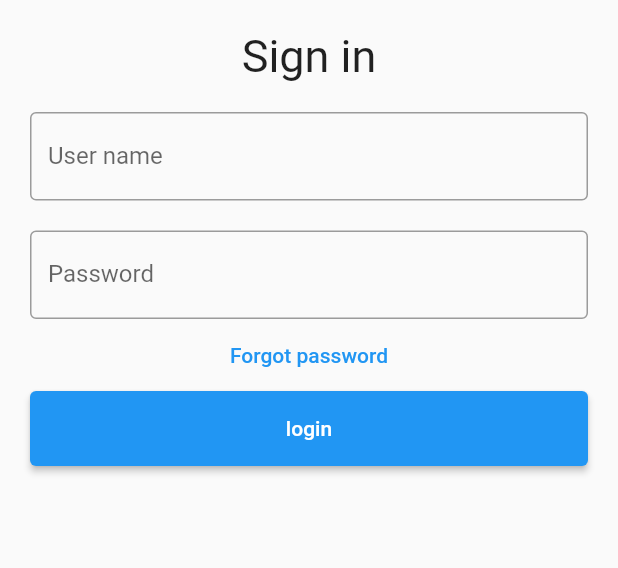
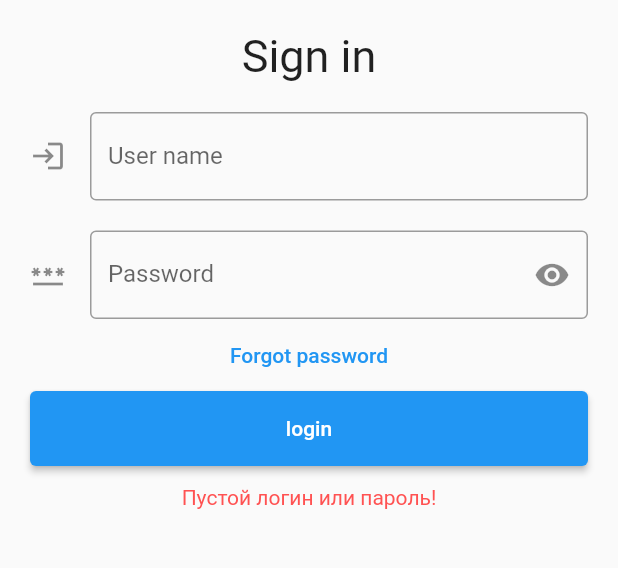
Before and after one commit to Alexinael/globus_app, a Flutter app: the screen it shows after launch, after a tap on "login", on a phone screen of 412 x 824 dp, the part 167-735 px from its top. Run offline on Flutter 3.47's test engine with Material 2 defaults, Android fonts, the phone set to English and light mode, and no system bars.

Commit message:
небольшой апдейт

```diff
--- /dev/null
+++ b/lib/api.dart
@@ -0,0 +1,23 @@
+import 'dart:convert';
+import 'package:crypto/crypto.dart';
+
+String textToMd5 (String text) {
+  return md5.convert(utf8.encode(text)).toString();
+}
+/*
+class LoginModel {
+  int id;
+  String login;
+  bool isActive;
+
+  LoginModel(this.login);
+
+}
+*/
+String CheckLogin(String login, String password) {
+  if (login.trim()=="" || password.trim()=="") {
+    return "Пустой логин или пароль!";
+  }
+  print ("hash from ${password} is ${textToMd5(password)}");
+  return "";
+}
--- a/lib/main.dart
+++ b/lib/main.dart
@@ -1,4 +1,5 @@
 import 'package:flutter/material.dart';
+import 'api.dart';
 
 void main() {
   runApp(MyApp());
@@ -29,6 +30,21 @@ class MyStatefullWidget extends StatefulWidget {
 class _MyStatefullWidget extends State<MyStatefullWidget> {
   TextEditingController nameController = TextEditingController();
   TextEditingController passwordController = TextEditingController();
+  bool _toggleShowPassword = false;
+  String TextAlert = "";
+  bool _toggleShowAlert = true;
+
+  void _togglePasswordStatus() {
+    setState(() {
+      _toggleShowPassword = !_toggleShowPassword;
+    });
+  }
+
+  void CheckLoginPassword() {
+    setState(() {
+      TextAlert  = GotoLogin(nameController.text, passwordController.text);
+    });
+  }
 
   @override
   Widget build(BuildContext context) {
@@ -57,6 +73,7 @@ class _MyStatefullWidget extends State<MyStatefullWidget> {
             child: TextField(
               controller: nameController,
               decoration: InputDecoration(
+                icon: Icon(Icons.login),
                 border: OutlineInputBorder(),
                 labelText: "User name",
               ),
@@ -64,12 +81,36 @@ class _MyStatefullWidget extends State<MyStatefullWidget> {
           ),
           Container(
             padding: EdgeInsets.fromLTRB(10, 10, 10, 0),
-            child: TextField(
+            child: TextFormField(
               controller: passwordController,
               decoration: InputDecoration(
+                hintText: 'Password',
+                icon: Icon(Icons.password),
+                suffixIcon: IconButton(
+                  icon: Icon(_toggleShowPassword
+                      ? Icons.visibility_off
+                      : Icons.visibility),
+                  onPressed: _togglePasswordStatus,
+                ),
                 border: OutlineInputBorder(),
                 labelText: "Password",
               ),
+              obscureText: _toggleShowPassword,
+              validator: (value) {
+                print("Enter to validator");
+                if (value != null) {
+                  if (value.isEmpty) {
+                    return 'Password empty';
+                  }
+                  if (value.length < 6) {
+                    return 'To short';
+                  }
+                }
+                return '';
+              },
+              onSaved: (val) {
+                print("on saved:");
+              },
             ),
           ),
           TextButton(onPressed: () {}, child: Text("Forgot password")),
@@ -79,14 +120,34 @@ class _MyStatefullWidget extends State<MyStatefullWidget> {
             child: ElevatedButton(
               child: Text("login"),
               onPressed: () {
-                print(nameController.text);
-                print(passwordController.text);
+                CheckLoginPassword();
               },
             ),
           ),
-
+          InfoAlert(TextAlert),
         ],
       ),
     );
   }
+
+  Widget InfoAlert(String info) {
+    if (info.length == 0) return SizedBox.shrink();
+    return Center(
+      child: Padding(
+        padding: EdgeInsets.all(13),
+        child: Text(
+          TextAlert,
+          style: TextStyle(
+            color: Colors.redAccent,
+          ),
+        ),
+      ),
+    );
+  }
+
+  String GotoLogin(String login, String password) {
+    // print("login : ${login.trim()} , password : ${password.trim()}");
+
+    return CheckLogin(login, password);
+  }
 }
--- a/pubspec.yaml
+++ b/pubspec.yaml
@@ -30,7 +30,7 @@ dependencies:
   flutter:
     sdk: flutter
 
-
+  crypto: ">=2.0.6"
   # The following adds the Cupertino Icons font to your application.
   # Use with the CupertinoIcons class for iOS style icons.
   cupertino_icons: ^1.0.2
```
Also changed, not shown: pubspec.lock.
